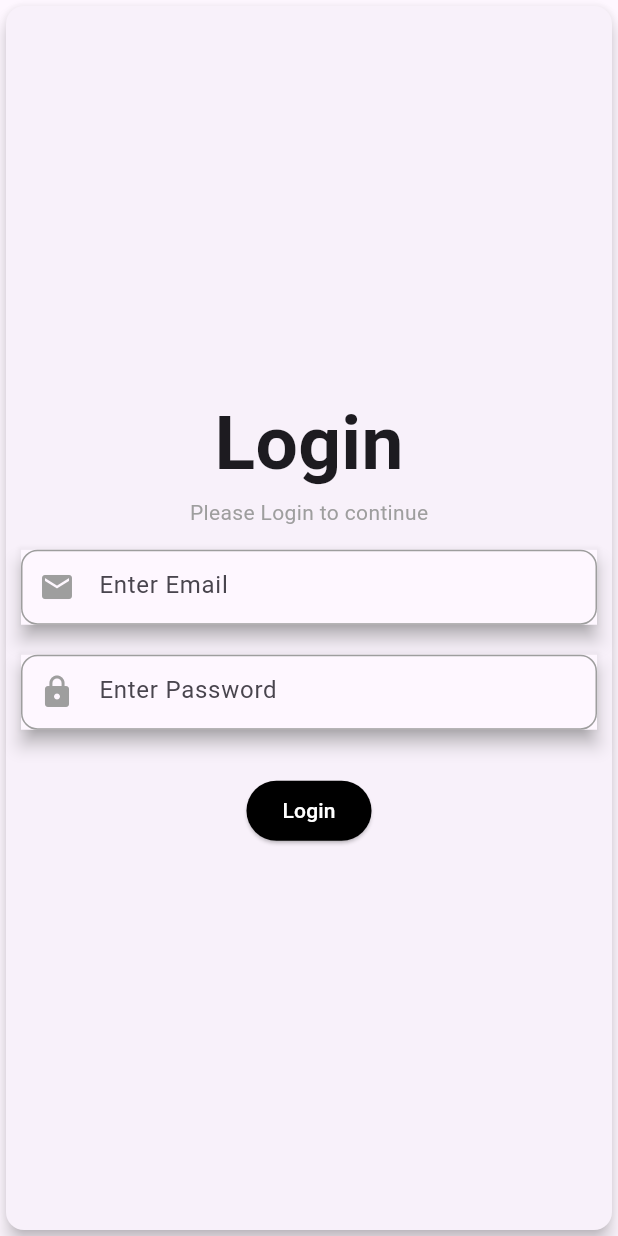
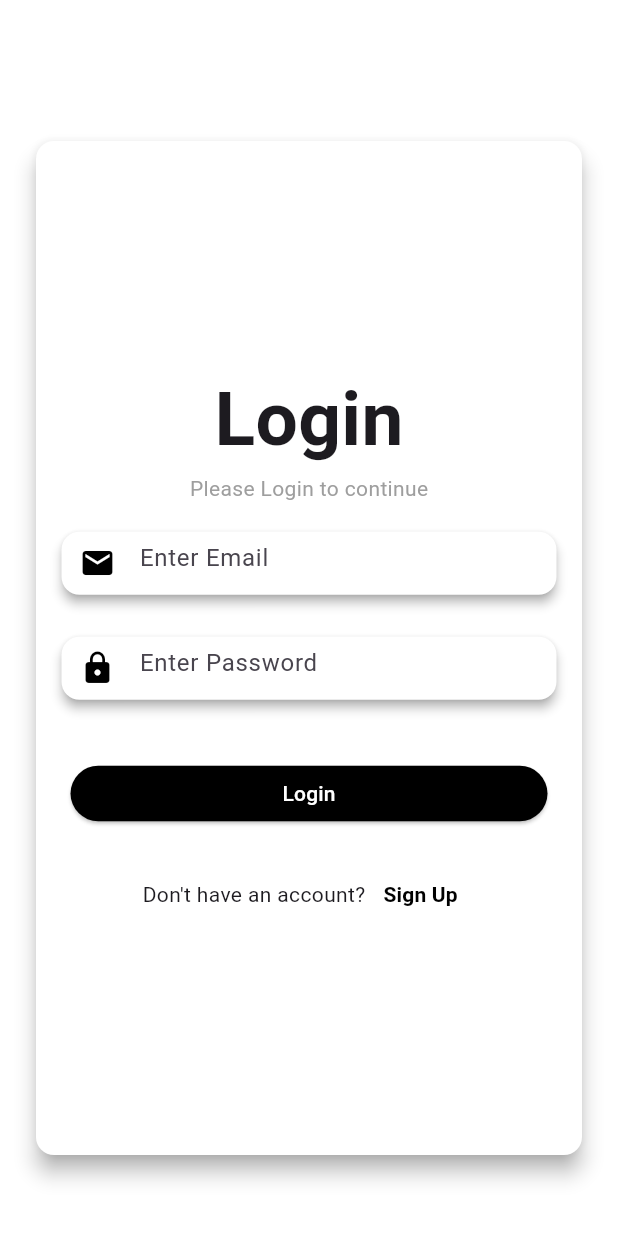
Before and after one commit to Gresey/DoodleDo, a Flutter app: the screen it shows after launch, on a phone screen of 412 x 824 dp. Run offline on Flutter 3.47's test engine with Material 3 defaults, Android fonts, the phone set to English and light mode, and no system bars.

Commit message:
UI updated

```diff
--- a/frontend/frontend/lib/login.dart
+++ b/frontend/frontend/lib/login.dart
@@ -1,130 +1,151 @@
 import 'dart:convert';
 import 'package:flutter/material.dart';
+import 'package:frontend/signup.dart';
 import 'package:http/http.dart' as http;
 
-
-class LoginPage extends StatelessWidget{
+class LoginPage extends StatelessWidget {
   LoginPage({super.key});
 
-  var emailText=TextEditingController();
+  var emailText = TextEditingController();
 
-  var password=TextEditingController();
+  var password = TextEditingController();
 
-  bool _isNotValidate=false;
+  bool _isNotValidate = false;
 
-  void registerUser() async{
-    if(emailText.text.isNotEmpty && password.text.isNotEmpty){
-      var reqBody={
-        "email":emailText.text,
-        "password":password.text,
+  void registerUser() async {
+    if (emailText.text.isNotEmpty && password.text.isNotEmpty) {
+      var reqBody = {
+        "email": emailText.text,
+        "password": password.text,
       };
-      var response=await http.post(Uri.parse("http://10.0.2.2:3000/registration"),
-      headers: {"Content-Type":"application/json"},
-      body:jsonEncode(reqBody));
+      var response = await http.post(
+          Uri.parse("http://10.0.2.2:3000/registration"),
+          headers: {"Content-Type": "application/json"},
+          body: jsonEncode(reqBody));
       print(response);
-    }else{
-      _isNotValidate=true;
+    } else {
+      _isNotValidate = true;
     }
   }
 
   @override
   Widget build(BuildContext context) {
-
-
     return Scaffold(
-       body:Card(
-        //shadowColor: Colors.grey,
-        elevation:5,
+        backgroundColor: Colors.white,
+        body: Padding(
+          padding:
+              const EdgeInsets.only(top: 90, bottom: 50, right: 20, left: 20),
+          child: Card(
+            color: Colors.white,
+            shadowColor: Colors.grey,
+            elevation: 6,
             child: Padding(
-           padding: const EdgeInsets.all(10.0),
+              padding: const EdgeInsets.all(13.0),
               child: Column(
                   mainAxisAlignment: MainAxisAlignment.center,
                   children: [
-
-               const Text("Login",textAlign:TextAlign.left,style: TextStyle(fontSize: 50,fontWeight: FontWeight.bold),),
-
-                Text("Please Login to continue",textAlign:TextAlign.start,style: TextStyle(color: Colors.grey),),
-               SizedBox(height:15),
+                    const Text(
+                      "Login",
+                      textAlign: TextAlign.left,
+                      style:
+                          TextStyle(fontSize: 50, fontWeight: FontWeight.bold),
+                    ),
+                    Text(
+                      "Please Login to continue",
+                      textAlign: TextAlign.start,
+                      style: TextStyle(color: Colors.grey),
+                    ),
+                    SizedBox(height: 15),
                     SizedBox(
-
                       height: 50,
-                 child: Material(
-                  elevation:5,
+                      child: Card(
+                        color: Colors.white,
+                        elevation: 3,
                         shadowColor: Colors.grey,
                         child: TextField(
-
                           keyboardType: TextInputType.emailAddress,
                           controller: emailText,
                           decoration: InputDecoration(
                             hintText: "Enter Email",
-                      focusedBorder: OutlineInputBorder(
+                            border: OutlineInputBorder(
                               borderRadius: BorderRadius.circular(11),
-                        borderSide: const BorderSide(
-                          color: Colors.black,
-                          width: 2,
+                              borderSide: BorderSide.none,
                             ),
-
-                      ),
-                      enabledBorder: OutlineInputBorder(
-                          borderRadius: BorderRadius.circular(11),
-                        borderSide: const BorderSide(
-                          color: Colors.grey,
-                          width: 1,
-                      ),
-                      ),
-
-                      prefixIcon: Icon(Icons.email,color:Colors.grey),
+                            prefixIcon: Icon(Icons.email, color: Colors.black),
                           ),
                         ),
                       ),
                     ),
-              const  SizedBox(height: 20,),
+                    const SizedBox(
+                      height: 20,
+                    ),
                     SizedBox(
                       height: 50,
-                  child: Material(
+                      child: Card(
+                        color: Colors.white,
                         shadowColor: Colors.grey,
-                    elevation: 5,
+                        elevation: 3,
                         child: TextField(
                           keyboardType: TextInputType.phone,
                           controller: password,
                           obscureText: true,
-
                           decoration: InputDecoration(
-                      hintText:"Enter Password",
-                      focusedBorder: OutlineInputBorder(
+                            hintText: "Enter Password",
+                            border: OutlineInputBorder(
                               borderRadius: BorderRadius.circular(11),
-                        borderSide: const BorderSide(
-                          color: Colors.black,
-                          width: 2,
+                              borderSide: BorderSide.none,
                             ),
-
-                      ),
-                      enabledBorder: OutlineInputBorder(
-                          borderRadius: BorderRadius.circular(11),
-                        borderSide: const BorderSide(
-                          color: Colors.grey,
-                          width: 1,
-                      ),
-                      ),
-
-                      prefixIcon: Icon(Icons.lock,color:Colors.grey),
+                            prefixIcon: Icon(Icons.lock, color: Colors.black),
                           ),
                         ),
                       ),
                     ),
-               const SizedBox(height:30),
-               ElevatedButton(onPressed: (){
-                      String uEmail=emailText.text.toString();
-                      String uPass=password.text.toString();
+                    const SizedBox(height: 30),
+                    SizedBox(
+                      width: double.infinity,
+                      height: 57,
+                      child: Padding(
+                        padding: const EdgeInsets.all(10.0),
+                        child: ElevatedButton(
+                          onPressed: () {
+                            String uEmail = emailText.text.toString();
+                            String uPass = password.text.toString();
                             registerUser();
-               }, child: const Text("Login",style: TextStyle(color: Colors.white),),style: ElevatedButton.styleFrom(
+                          },
+                          child: const Text(
+                            "Login",
+                            style: TextStyle(color: Colors.white),
+                          ),
+                          style: ElevatedButton.styleFrom(
                             alignment: Alignment.center,
                             backgroundColor: Colors.black,
-
-               ),),
-            ],),
                           ),
-       )
-      );
+                        ),
+                      ),
+                    ),
+                    SizedBox(height: 15),
+                    Row(
+                      mainAxisAlignment: MainAxisAlignment.center,
+                      children: [
+                        Text("Don't have an account?"),
+                        TextButton(
+                            onPressed: () {
+                              Navigator.push(
+                                  context,
+                                  MaterialPageRoute(
+                                      builder: (context) => Signup()));
+                            },
+                            child: Text(
+                              "Sign Up",
+                              style: TextStyle(
+                                  color: Colors.black,
+                                  fontWeight: FontWeight.bold),
+                            )),
+                      ],
+                    ),
+                  ]),
+            ),
+          ),
+        ));
   }
 }
--- a/frontend/frontend/lib/main.dart
+++ b/frontend/frontend/lib/main.dart
@@ -1,5 +1,7 @@
 import 'package:flutter/material.dart';
 import 'package:frontend/login.dart';
+
+import 'package:frontend/signup.dart';
 
 void main() {
   runApp(const MyApp());
@@ -32,7 +34,7 @@ class MyApp extends StatelessWidget {
         colorScheme: ColorScheme.fromSeed(seedColor: Colors.deepPurple),
         useMaterial3: true,
       ),
-      home:  LoginPage(),
+      home: LoginPage(),
     );
   }
 }
```
Also changed, not shown: frontend/frontend/lib/signup.dart (+164 -0 lines). Lines whose indentation alone changed are shown as unchanged.
